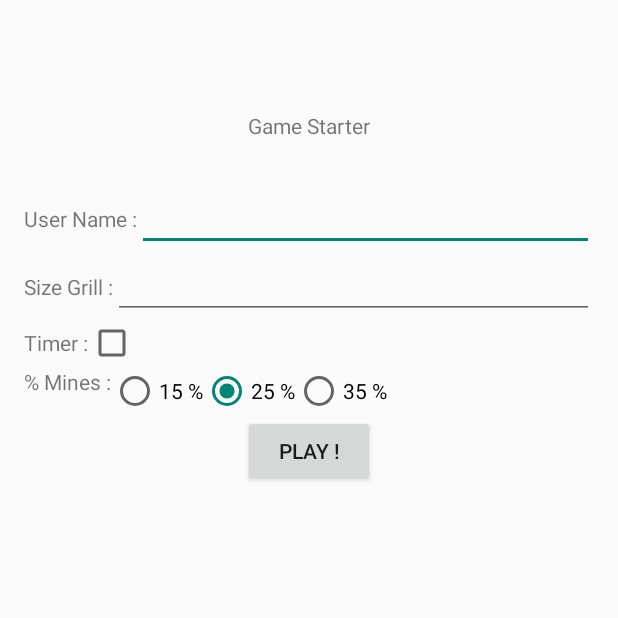
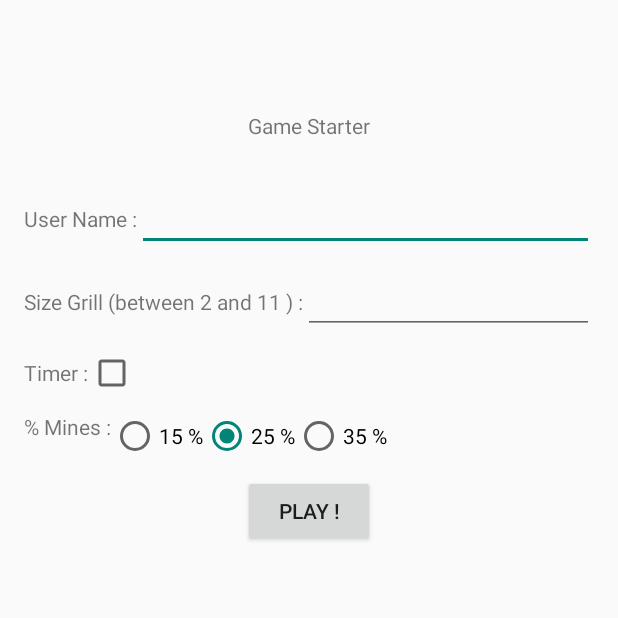
Before and after one commit to gabriel-hurtado/MineSweeper, an Android app: the GameStarterActivity screen opened directly, with no data from a screen before it, after a tap on "PLAY !", on a phone screen of 412 x 824 dp, the top half of it. Run offline under Robolectric (Android 15) with nearby library versions, the phone set to English and light mode, and no system bars.

Commit message:
Fin du Result game

```diff
--- a/app/src/main/java/com/example/gabriel/minesweeper/GameStarterActivity.java
+++ b/app/src/main/java/com/example/gabriel/minesweeper/GameStarterActivity.java
@@ -65,17 +65,35 @@ public class GameStarterActivity extends Activity {
         final EditText et2 = (EditText) findViewById(R.id.GameStarterEditText2);
         String size = et2.getText().toString();
         starterInfos.putString("size", size);
-
         starterInfos.putDouble("percentage", percentage);
 
         Intent in = new Intent(this, GameActivity.class);
         in.putExtras(starterInfos);
+        boolean good=false;
 
-        if (size.equals("") || user_name.equals("")) {
-            Toast.makeText(GameStarterActivity.this, "You have to put a content in Size and in User", Toast.LENGTH_LONG).show();
+        if( !size.equals("") ) {
+            int sizeGrill = Integer.parseInt(size);
+            if (sizeGrill > 1 && sizeGrill < 12) {
+                good = true;
+            }
         }
-        else {
-            startActivity(in);
+
+        if (user_name.equals("")) {
+            if (good) {
+                Toast.makeText(GameStarterActivity.this, "You have to put a content in User", Toast.LENGTH_LONG).show();
+            }
+            else {
+                Toast.makeText(GameStarterActivity.this, "You have to put a content in User and in Size (1<size<12)", Toast.LENGTH_LONG).show();
+            }
+        }
+
+        if ( !user_name.equals("") ) {
+            if (good) {
+                startActivity(in);
+            }
+            else {
+                Toast.makeText(GameStarterActivity.this, "You have to put a content in Size (1<size<12)", Toast.LENGTH_LONG).show();
+            }
         }
     }
 
--- a/app/src/main/java/com/example/gabriel/minesweeper/MainMenu.java
+++ b/app/src/main/java/com/example/gabriel/minesweeper/MainMenu.java
@@ -10,6 +10,10 @@ public class MainMenu extends Activity {
 
     @Override
     protected void onCreate(Bundle savedInstanceState) {
+        if (getIntent().getBooleanExtra("LOGOUT", false))
+        {
+            finish();
+        }
         super.onCreate(savedInstanceState);
         setContentView(R.layout.activity_main_menu);
     }
--- a/app/src/main/res/layout/activity_game_starter.xml
+++ b/app/src/main/res/layout/activity_game_starter.xml
@@ -37,8 +37,7 @@
         android:layout_width="match_parent"
         android:layout_height="wrap_content"
         android:layout_below="@+id/GameStarterLinearLayout1"
-        android:layout_alignLeft="@+id/GameStarterLinearLayout1"
-        android:layout_alignStart="@+id/GameStarterLinearLayout1"
+        android:layout_marginTop="10dp"
         android:id="@+id/GameStarterLinearLayout2">
 
         <TextView
@@ -59,8 +58,7 @@
         android:layout_width="match_parent"
         android:layout_height="wrap_content"
         android:layout_below="@+id/GameStarterLinearLayout2"
-        android:layout_alignLeft="@+id/GameStarterLinearLayout2"
-        android:layout_alignStart="@+id/GameStarterLinearLayout2"
+        android:layout_marginTop="10dp"
         android:id="@+id/GameStarterLinearLayout3">
 
         <TextView
@@ -80,8 +78,7 @@
         android:layout_width="match_parent"
         android:layout_height="wrap_content"
         android:layout_below="@+id/GameStarterLinearLayout3"
-        android:layout_alignLeft="@+id/GameStarterLinearLayout3"
-        android:layout_alignStart="@+id/GameStarterLinearLayout3"
+        android:layout_marginTop="10dp"
         android:id="@+id/GameStarterLinearLayout4">
 
         <TextView
@@ -120,6 +117,7 @@
         android:text="@string/PlayButton"
         android:onClick="showGame"
         android:layout_below="@+id/GameStarterLinearLayout4"
+        android:layout_marginTop="10dp"
         android:layout_centerHorizontal="true" />
 
 </RelativeLayout>
--- a/app/src/main/res/layout/activity_result_game.xml
+++ b/app/src/main/res/layout/activity_result_game.xml
@@ -9,7 +9,7 @@
     <TextView android:text="@string/TitleResultGame" android:layout_width="wrap_content"
         android:layout_height="wrap_content"
         android:textColor="@color/accent_material_dark"
-        android:layout_marginTop="58dp"
+        android:layout_marginTop="20dp"
         android:layout_centerHorizontal="true" />
 
     <LinearLayout
@@ -17,7 +17,7 @@
         android:layout_width="match_parent"
         android:layout_height="wrap_content"
         android:id="@+id/GameStarterLinearLayout1"
-        android:layout_marginTop="108dp"
+        android:layout_marginTop="70dp"
         android:weightSum="1">
 
         <TextView
--- a/app/src/main/res/values/strings.xml
+++ b/app/src/main/res/values/strings.xml
@@ -33,7 +33,7 @@
 
     <!-- TextView -->
     <string name="UserName">User Name : </string>
-    <string name="SizeGrill">Size Grill : </string>
+    <string name="SizeGrill">Size Grill (between 2 and 11 ) : </string>
     <string name="Timer">Timer : </string>
     <string name="Date_Hour">Date and Hour :  </string>
     <string name="Data">Data of the game :   </string>
```
Also changed, not shown: app/src/main/java/com/example/gabriel/minesweeper/ResultGameActivity.java (+20 -20 lines).
